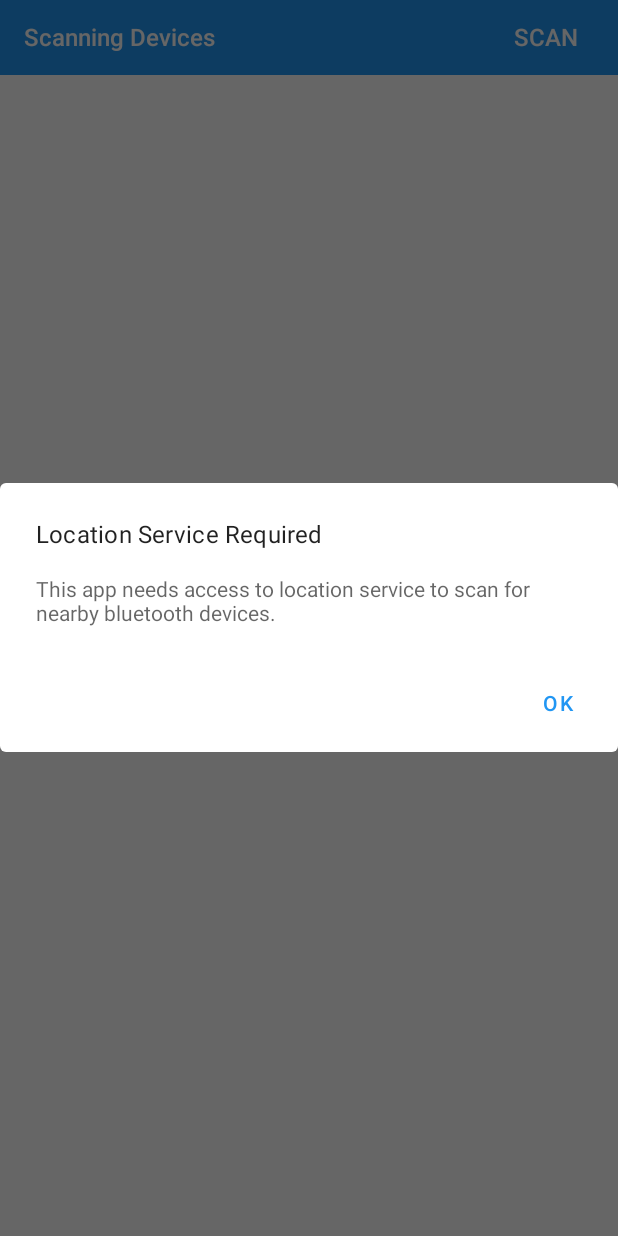
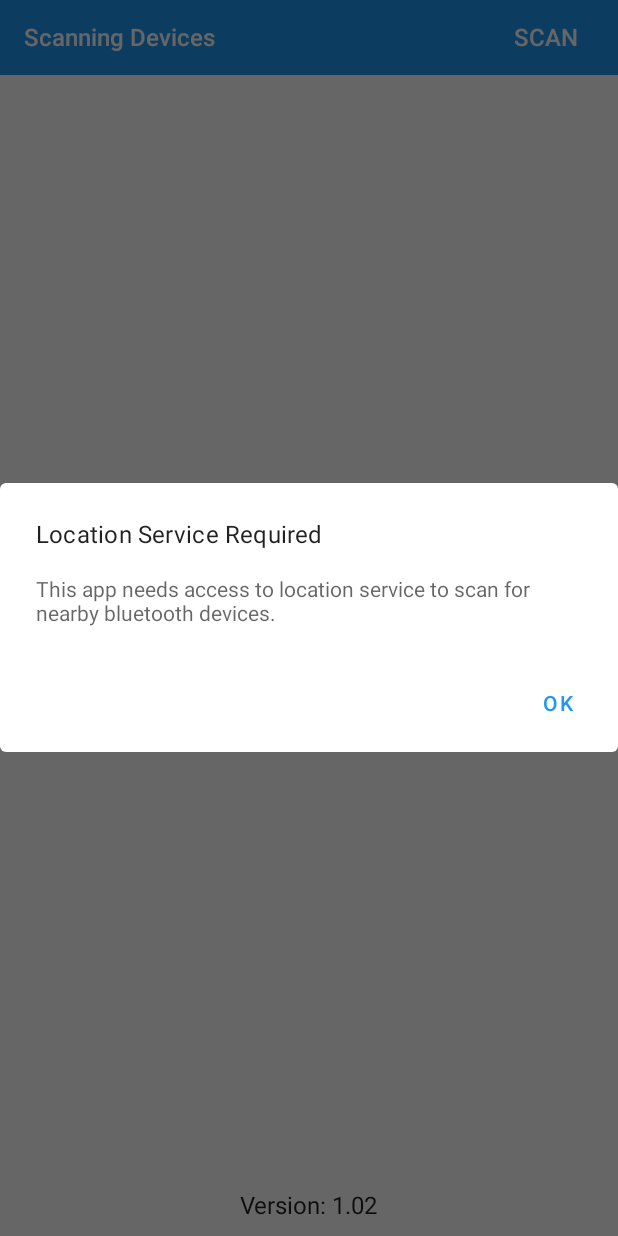
Before and after one commit to fanta1ty/trek_storage_device_android, an Android app built with Jetpack Compose: the screen it shows after launch (MainActivity), on a phone screen of 412 x 824 dp. Run offline under Robolectric (Android 15) with nearby library versions, the phone set to English and light mode, and no system bars; our stand-ins replace Dagger/Hilt's generated code, accompanist; libraries missing offline, so code that uses them is left out: no.nordicsemi.android.

Commit message:
Added version code

```diff
--- a/app/src/main/java/sg/com/trekstorageauthentication/presentation/screen/device_selection/DeviceSelectionScreen.kt
+++ b/app/src/main/java/sg/com/trekstorageauthentication/presentation/screen/device_selection/DeviceSelectionScreen.kt
@@ -9,15 +9,20 @@ import androidx.activity.compose.rememberLauncherForActivityResult
 import androidx.activity.result.contract.ActivityResultContracts
 import androidx.compose.foundation.layout.*
 import androidx.compose.foundation.lazy.LazyColumn
+import androidx.compose.material.Text
 import androidx.compose.runtime.*
+import androidx.compose.ui.Alignment
 import androidx.compose.ui.Modifier
+import androidx.compose.ui.platform.LocalConfiguration
 import androidx.compose.ui.platform.LocalContext
+import androidx.compose.ui.unit.dp
 import androidx.hilt.navigation.compose.hiltViewModel
 import androidx.navigation.NavHostController
 import com.google.accompanist.permissions.ExperimentalPermissionsApi
 import com.google.accompanist.permissions.MultiplePermissionsState
 import com.google.accompanist.permissions.rememberMultiplePermissionsState
 import kotlinx.coroutines.CoroutineScope
+import sg.com.trekstorageauthentication.BuildConfig
 import sg.com.trekstorageauthentication.presentation.component.LocalNavController
 import sg.com.trekstorageauthentication.presentation.screen.device_selection.component.DeviceItem
 import sg.com.trekstorageauthentication.presentation.screen.device_selection.component.DeviceSelectionDialog
@@ -43,7 +48,11 @@ fun DeviceSelectionScreen() {
             toggleScanningOnOff = stateHolder::toggleScanningOnOff
         )
 
-        LazyColumn(content = {
+        LazyColumn(
+            modifier = Modifier
+                .fillMaxWidth()
+                .height(LocalConfiguration.current.screenHeightDp.dp - 90.dp),
+            content = {
                 items(trekDevice.size) {
                     DeviceItem(
                         deviceName = trekDevice[it].name.takeIf { name -> !name.isNullOrEmpty() }
@@ -59,6 +68,15 @@ fun DeviceSelectionScreen() {
                     )
                 }
             })
+
+        Box(
+            modifier = Modifier
+                .fillMaxWidth()
+                .height(40.dp),
+            contentAlignment = Alignment.Center
+        ) {
+            Text(text = "Version: ${BuildConfig.VERSION_NAME}")
+        }
     }
 
     DeviceSelectionDialog(
```
Lines whose indentation alone changed are shown as unchanged.
